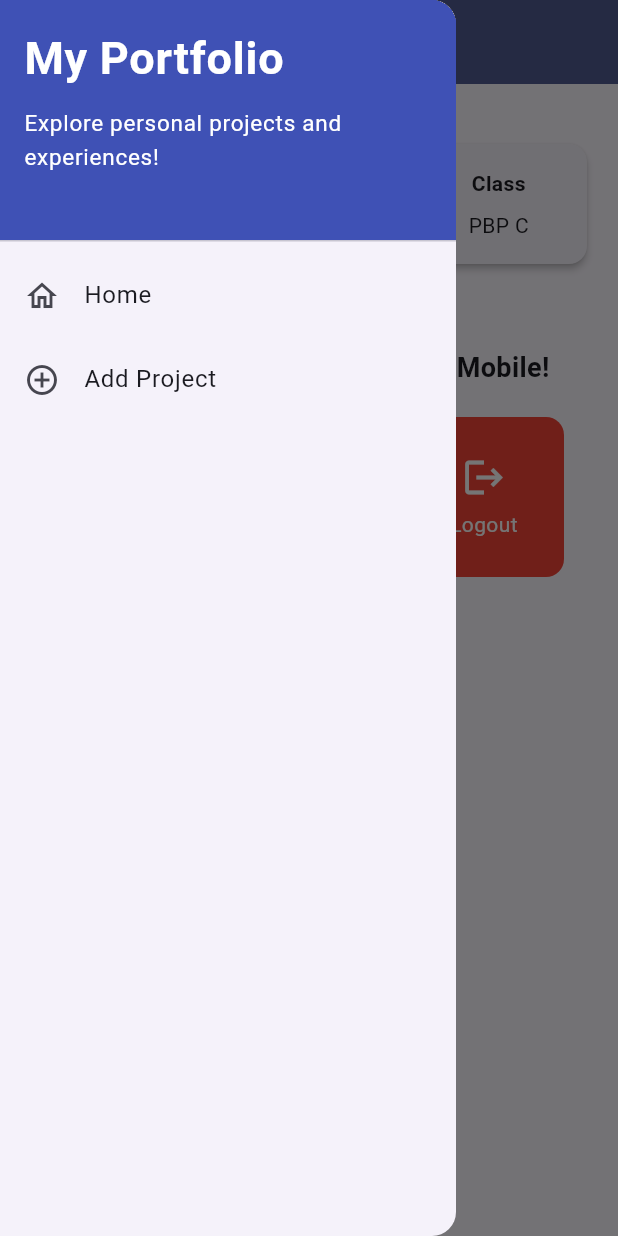
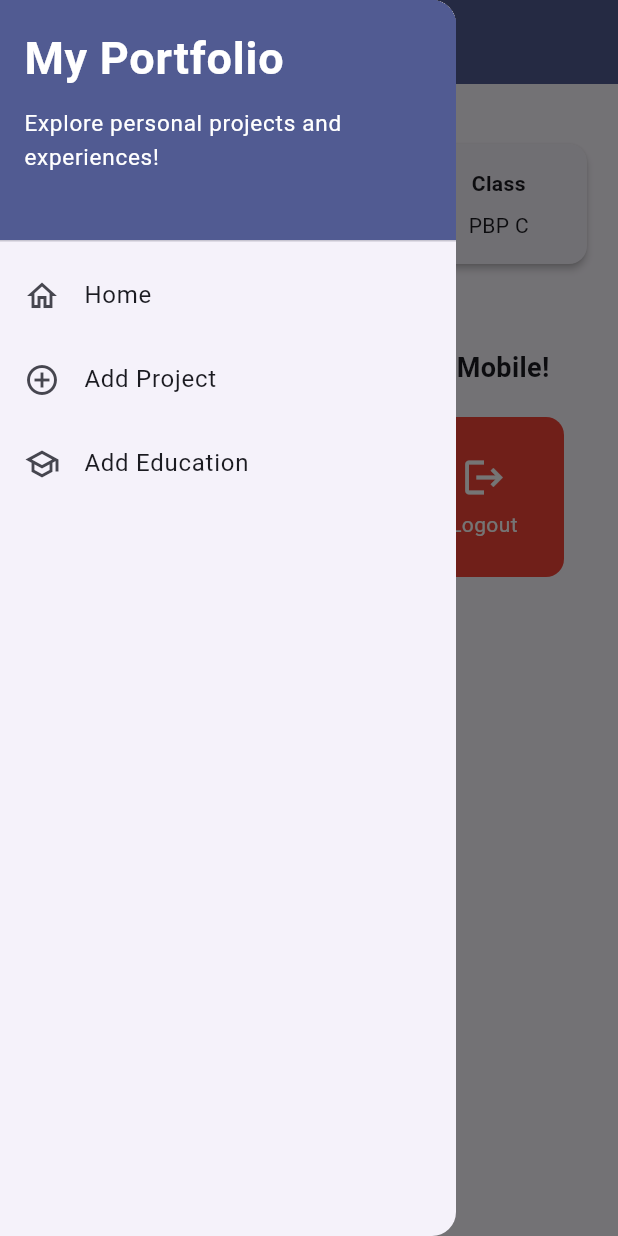
Before and after one commit to nasywanamira/myportofolio_mobile, a Flutter app: the screen it shows after launch, with the side drawer open, on a phone screen of 412 x 824 dp. Run offline on Flutter 3.47's test engine with Material 3 defaults, Android fonts, the phone set to English and light mode, and no system bars.

Commit message:
feat(drawer): add Add Education route and align header theme color

```diff
--- a/lib/widgets/left_drawer.dart
+++ b/lib/widgets/left_drawer.dart
@@ -1,7 +1,7 @@
 import 'package:flutter/material.dart';
+import 'package:myportofolio_mobile/screens/education_form.dart';
 import 'package:myportofolio_mobile/screens/menu.dart';
 import 'package:myportofolio_mobile/screens/project_form.dart';
-
 
 class LeftDrawer extends StatelessWidget {
   const LeftDrawer({super.key});
@@ -11,9 +11,9 @@ class LeftDrawer extends StatelessWidget {
     return Drawer(
       child: ListView(
         children: [
-          const DrawerHeader(
-            decoration: BoxDecoration(color: Colors.indigo),
-            child: Column(
+          DrawerHeader(
+            decoration: BoxDecoration(color: Theme.of(context).colorScheme.primary),
+            child: const Column(
               crossAxisAlignment: CrossAxisAlignment.start,
               children: [
                 Text(
@@ -52,6 +52,16 @@ class LeftDrawer extends StatelessWidget {
               );
             },
           ),
+          ListTile(
+            leading: const Icon(Icons.school_outlined),
+            title: const Text('Add Education'),
+            onTap: () {
+              Navigator.pushReplacement(
+                context,
+                MaterialPageRoute(builder: (_) => const EducationFormPage()),
+              );
+            },
+          ),
         ],
       ),
     );
```
